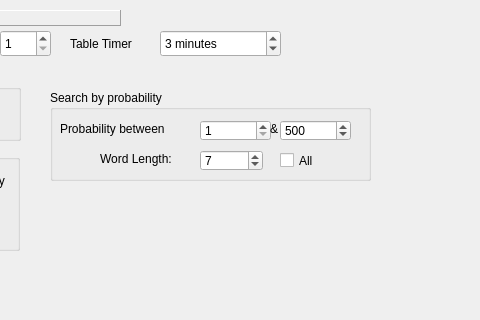
Above: aerolith/trunk/src/aerolithclient/tableCreateForm.ui from domino14/aerolithdesktop before the change; both pictures show x 100 to 580 and y 0 to 320 of the 700 by 482 pixel window. Below: the same form after it.
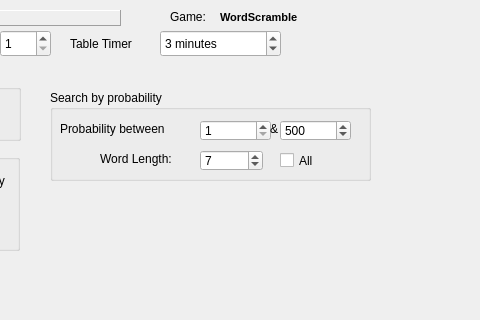
That is the form after the change.

```diff
--- a/aerolith/trunk/src/aerolithclient/tableCreateForm.ui
+++ b/aerolith/trunk/src/aerolithclient/tableCreateForm.ui
@@ -614,6 +614,36 @@
     </widget>
    </widget>
   </widget>
+  <widget class="QLabel" name="label_9">
+   <property name="geometry">
+    <rect>
+     <x>320</x>
+     <y>10</y>
+     <width>91</width>
+     <height>16</height>
+    </rect>
+   </property>
+   <property name="text">
+    <string>&lt;!DOCTYPE HTML PUBLIC &quot;-//W3C//DTD HTML 4.0//EN&quot; &quot;http://www.w3.org/TR/REC-html40/strict.dtd&quot;&gt;
+&lt;html&gt;&lt;head&gt;&lt;meta name=&quot;qrichtext&quot; content=&quot;1&quot; /&gt;&lt;style type=&quot;text/css&quot;&gt;
+p, li { white-space: pre-wrap; }
+&lt;/style&gt;&lt;/head&gt;&lt;body style=&quot; font-family:'MS Shell Dlg 2'; font-size:8.25pt; font-weight:400; font-style:normal;&quot;&gt;
+&lt;p style=&quot; margin-top:0px; margin-bottom:0px; margin-left:0px; margin-right:0px; -qt-block-indent:0; text-indent:0px;&quot;&gt;&lt;span style=&quot; font-size:8pt; font-weight:600;&quot;&gt;WordScramble&lt;/span&gt;&lt;/p&gt;&lt;/body&gt;&lt;/html&gt;</string>
+   </property>
+  </widget>
+  <widget class="QLabel" name="label_10">
+   <property name="geometry">
+    <rect>
+     <x>270</x>
+     <y>10</y>
+     <width>46</width>
+     <height>13</height>
+    </rect>
+   </property>
+   <property name="text">
+    <string>Game:</string>
+   </property>
+  </widget>
  </widget>
  <tabstops>
   <tabstop>spinBoxProb1</tabstop>
```
Left out of the diff: 2 changed lines with no effect on the pictures.
